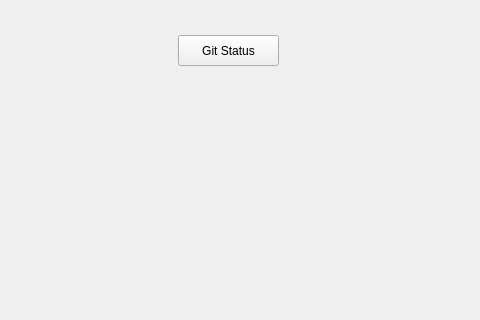
Joimar/Proto_Git_GUI, file src/ui/mainwindow.ui: the form before one commit; both pictures show x 125 to 605 and y 160 to 480 of the 800 by 600 pixel window.
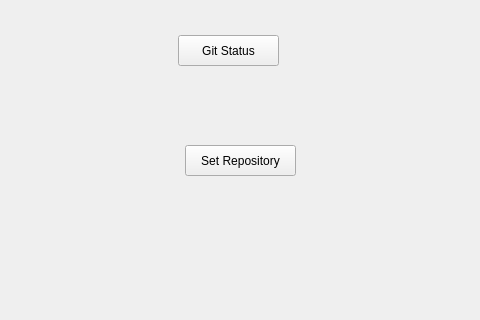
The form after the commit.

Commit message: created a simple button to set repository

Patch:
```diff
--- a/src/ui/mainwindow.ui
+++ b/src/ui/mainwindow.ui
@@ -27,6 +27,19 @@
      <string>Git Status</string>
     </property>
    </widget>
+   <widget class="QPushButton" name="setRepoButton">
+    <property name="geometry">
+     <rect>
+      <x>310</x>
+      <y>305</y>
+      <width>111</width>
+      <height>31</height>
+     </rect>
+    </property>
+    <property name="text">
+     <string>Set Repository</string>
+    </property>
+   </widget>
   </widget>
   <widget class="QMenuBar" name="menubar">
    <property name="geometry">
```
The commit also changes 4 other files.
